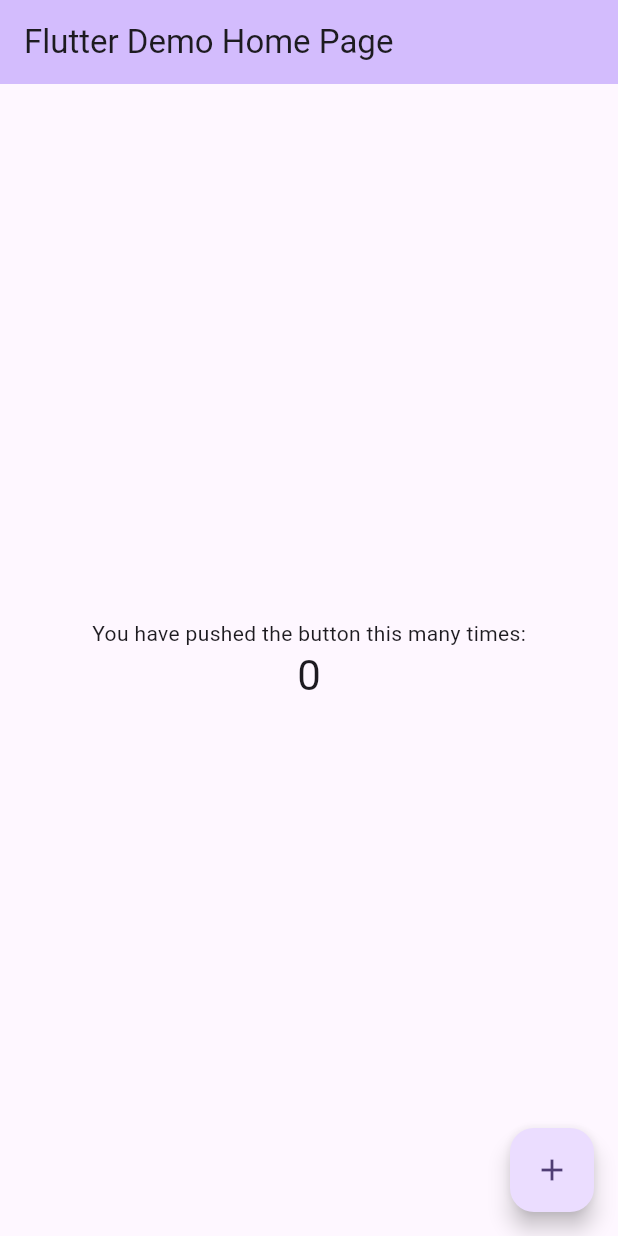
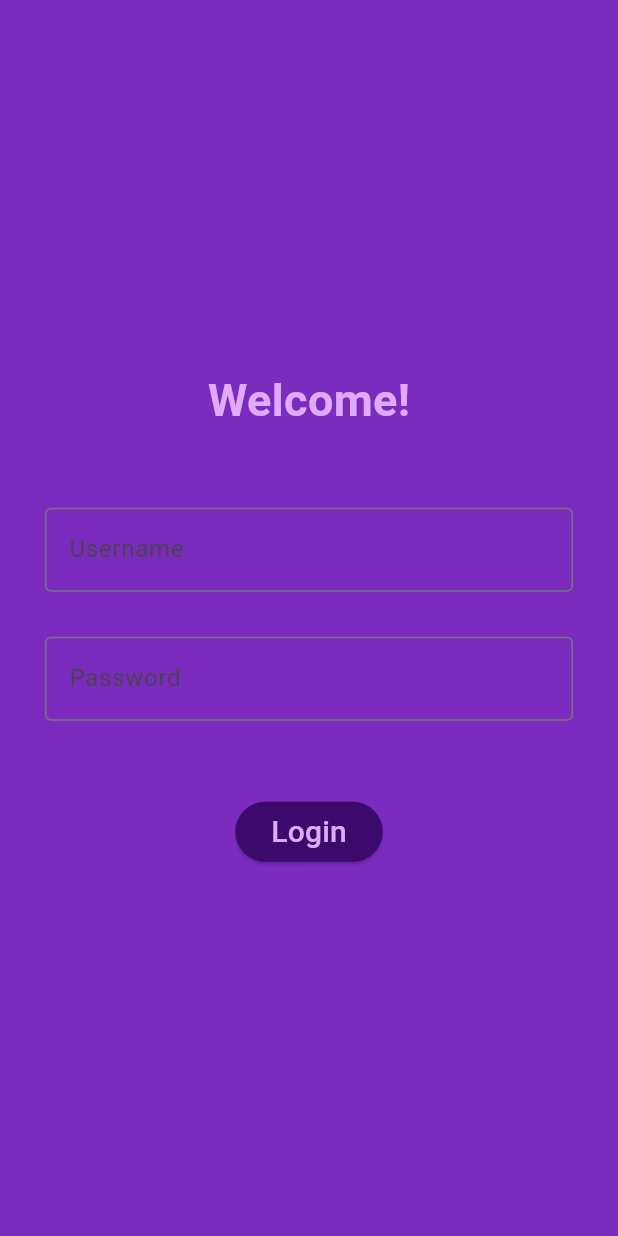
Before and after one commit to erdoganishe/AtartMobile, a Flutter app: the screen it shows after launch, on a phone screen of 412 x 824 dp. Run offline on Flutter 3.47's test engine with Material 3 defaults, Android fonts, the phone set to English and light mode, and no system bars; our stand-ins replace shared_preferences.

Commit message:
todo translation

```diff
--- a/atark_mobile/analysis_options.yaml
+++ b/atark_mobile/analysis_options.yaml
@@ -13,7 +13,8 @@ linter:
   # The lint rules applied to this project can be customized in the
   # section below to disable rules from the `package:flutter_lints/flutter.yaml`
   # included above or to enable additional rules. A list of all available lints
-  # and their documentation is published at https://dart.dev/lints.
+  # and their documentation is published at
+  # https://dart-lang.github.io/linter/lints/index.html.
   #
   # Instead of disabling a lint rule for the entire project in the
   # section below, it can also be suppressed for a single line of code
--- a/atark_mobile/lib/main.dart
+++ b/atark_mobile/lib/main.dart
@@ -1,125 +1,17 @@
 import 'package:flutter/material.dart';
+import 'registration_page.dart';
 
 void main() {
-  runApp(const MyApp());
+  runApp(MyApp());
 }
 
 class MyApp extends StatelessWidget {
-  const MyApp({super.key});
-
-  // This widget is the root of your application.
   @override
   Widget build(BuildContext context) {
     return MaterialApp(
-      title: 'Flutter Demo',
-      theme: ThemeData(
-        // This is the theme of your application.
-        //
-        // TRY THIS: Try running your application with "flutter run". You'll see
-        // the application has a blue toolbar. Then, without quitting the app,
-        // try changing the seedColor in the colorScheme below to Colors.green
-        // and then invoke "hot reload" (save your changes or press the "hot
-        // reload" button in a Flutter-supported IDE, or press "r" if you used
-        // the command line to start the app).
-        //
-        // Notice that the counter didn't reset back to zero; the application
-        // state is not lost during the reload. To reset the state, use hot
-        // restart instead.
-        //
-        // This works for code too, not just values: Most code changes can be
-        // tested with just a hot reload.
-        colorScheme: ColorScheme.fromSeed(seedColor: Colors.deepPurple),
-        useMaterial3: true,
-      ),
-      home: const MyHomePage(title: 'Flutter Demo Home Page'),
+        debugShowCheckedModeBanner: false,
+      title: 'Chess Arena',
+      home: RegistrationPage(),
     );
   }
 }
-
-class MyHomePage extends StatefulWidget {
-  const MyHomePage({super.key, required this.title});
-
-  // This widget is the home page of your application. It is stateful, meaning
-  // that it has a State object (defined below) that contains fields that affect
-  // how it looks.
-
-  // This class is the configuration for the state. It holds the values (in this
-  // case the title) provided by the parent (in this case the App widget) and
-  // used by the build method of the State. Fields in a Widget subclass are
-  // always marked "final".
-
-  final String title;
-
-  @override
-  State<MyHomePage> createState() => _MyHomePageState();
-}
-
-class _MyHomePageState extends State<MyHomePage> {
-  int _counter = 0;
-
-  void _incrementCounter() {
-    setState(() {
-      // This call to setState tells the Flutter framework that something has
-      // changed in this State, which causes it to rerun the build method below
-      // so that the display can reflect the updated values. If we changed
-      // _counter without calling setState(), then the build method would not be
-      // called again, and so nothing would appear to happen.
-      _counter++;
-    });
-  }
-
-  @override
-  Widget build(BuildContext context) {
-    // This method is rerun every time setState is called, for instance as done
-    // by the _incrementCounter method above.
-    //
-    // The Flutter framework has been optimized to make rerunning build methods
-    // fast, so that you can just rebuild anything that needs updating rather
-    // than having to individually change instances of widgets.
-    return Scaffold(
-      appBar: AppBar(
-        // TRY THIS: Try changing the color here to a specific color (to
-        // Colors.amber, perhaps?) and trigger a hot reload to see the AppBar
-        // change color while the other colors stay the same.
-        backgroundColor: Theme.of(context).colorScheme.inversePrimary,
-        // Here we take the value from the MyHomePage object that was created by
-        // the App.build method, and use it to set our appbar title.
-        title: Text(widget.title),
-      ),
-      body: Center(
-        // Center is a layout widget. It takes a single child and positions it
-        // in the middle of the parent.
-        child: Column(
-          // Column is also a layout widget. It takes a list of children and
-          // arranges them vertically. By default, it sizes itself to fit its
-          // children horizontally, and tries to be as tall as its parent.
-          //
-          // Column has various properties to control how it sizes itself and
-          // how it positions its children. Here we use mainAxisAlignment to
-          // center the children vertically; the main axis here is the vertical
-          // axis because Columns are vertical (the cross axis would be
-          // horizontal).
-          //
-          // TRY THIS: Invoke "debug painting" (choose the "Toggle Debug Paint"
-          // action in the IDE, or press "p" in the console), to see the
-          // wireframe for each widget.
-          mainAxisAlignment: MainAxisAlignment.center,
-          children: <Widget>[
-            const Text(
-              'You have pushed the button this many times:',
-            ),
-            Text(
-              '$_counter',
-              style: Theme.of(context).textTheme.headlineMedium,
-            ),
-          ],
-        ),
-      ),
-      floatingActionButton: FloatingActionButton(
-        onPressed: _incrementCounter,
-        tooltip: 'Increment',
-        child: const Icon(Icons.add),
-      ), // This trailing comma makes auto-formatting nicer for build methods.
-    );
-  }
-}
--- /dev/null
+++ b/atark_mobile/lib/registration_page.dart
@@ -0,0 +1,109 @@
+import 'package:flutter/material.dart';
+import 'api/login.dart';
+import 'home.dart';
+
+class RegistrationPage extends StatefulWidget {
+  @override
+  State<RegistrationPage> createState() => _RegistrationPageState();
+}
+
+class _RegistrationPageState extends State<RegistrationPage> {
+  final TextEditingController emailController = TextEditingController();
+
+  final TextEditingController passwordController = TextEditingController();
+
+  @override
+  Widget build(BuildContext context) {
+    return Scaffold(
+      backgroundColor: const Color(0xff7B2CBF),
+      body: Column(
+        mainAxisAlignment: MainAxisAlignment.center,
+        children: [
+          const Text(
+            'Welcome!',
+            style: TextStyle(
+              fontSize: 30,
+              fontWeight: FontWeight.bold,
+              color: const Color(0xffE0AAFF),
+            ),
+          ),
+          const SizedBox(height: 50),
+          Padding(
+            padding: EdgeInsets.symmetric(horizontal: 30),
+            child: TextField(
+              decoration: InputDecoration(
+                labelText: 'Username',
+                border: OutlineInputBorder(),
+                fillColor: const Color(0xff5A189A),
+              ),
+              controller: emailController,
+            ),
+          ),
+          const SizedBox(height: 30),
+          Padding(
+            padding: EdgeInsets.symmetric(horizontal: 30),
+            child: TextField(
+              decoration: InputDecoration(
+                labelText: 'Password',
+                border: OutlineInputBorder(),
+              ),
+              controller: passwordController,
+            ),
+          ),
+          const SizedBox(height: 50),
+          ElevatedButton(
+            onPressed: () async {
+              // ignore: unrelated_type_equality_checks
+              final isLoggedIn =
+                  await login(emailController.text, passwordController.text);
+              if (isLoggedIn) {
+                Navigator.push(
+                  context,
+                  MaterialPageRoute(builder: (context) => HomePage()),
+                );
+              } else {
+                  showWrongDialog(context);
+              }
+            },
+            style: ElevatedButton.styleFrom(
+              foregroundColor: const Color(0xffE0AAFF),
+              backgroundColor: const Color(0xff3C096C),
+              shape: RoundedRectangleBorder(
+                borderRadius: BorderRadius.circular(30),
+              ),
+            ),
+            child: const Text(
+              'Login',
+              style: TextStyle(fontSize: 20),
+            ),
+          ),
+        ],
+      ),
+    );
+  }
+
+  Future<String?> showWrongDialog(BuildContext context) {
+    return showDialog<String>(
+                  context: context,
+                  builder: (BuildContext context) => Dialog(
+                    child: Padding(
+                      padding: const EdgeInsets.all(8.0),
+                      child: Column(
+                        mainAxisSize: MainAxisSize.min,
+                        mainAxisAlignment: MainAxisAlignment.center,
+                        children: <Widget>[
+                          const Text('Wrong login or password'),
+                          const SizedBox(height: 15),
+                          TextButton(
+                            onPressed: () {
+                              Navigator.pop(context);
+                            },
+                            child: const Text('Close'),
+                          ),
+                        ],
+                      ),
+                    ),
+                  ),
+                );
+  }
+}
```
Also changed, not shown: atark_mobile/lib/addOrRemoveKey.dart (added, +70 -0 lines), atark_mobile/lib/api/lock_request.dart (added, +220 -0 lines), atark_mobile/lib/api/login.dart (added, +38 -0 lines), atark_mobile/lib/home.dart (added, +101 -0 lines), atark_mobile/pubspec.yaml (+11 -6 lines), atark_mobile/assets/images/add.png (added), atark_mobile/assets/images/logo.png (added), atark_mobile/assets/images/remove.png (added), atark_mobile/pubspec.lock, 38 other files.
